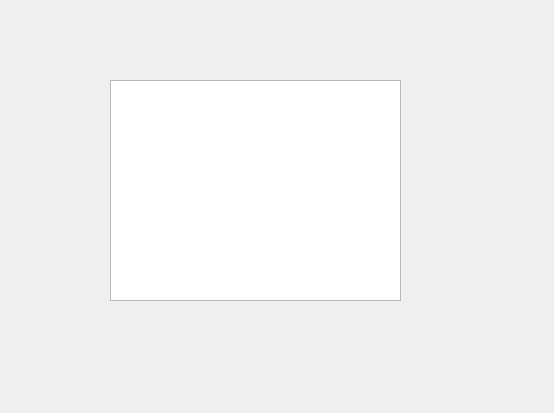
First picture: the form in phone_book/show_all.ui, repository amirsoleimani7/Qt_PhoneBook, before the edit.
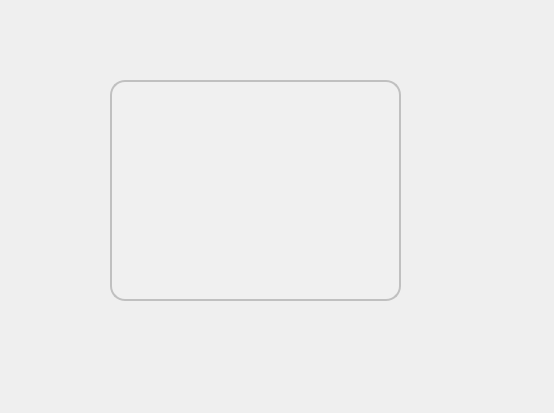
Second picture: the form after the edit.

Diff of the .ui file:
```diff
--- a/phone_book/show_all.ui
+++ b/phone_book/show_all.ui
@@ -22,6 +22,26 @@
      <height>221</height>
     </rect>
    </property>
+   <property name="styleSheet">
+    <string notr="true">QTextBrowser {
+    background-color: #F0F0F0; /* Background color */
+    border: 2px solid #C0C0C0; /* Border color */
+    border-radius: 15px; /* Curved corners */
+    color: #404040; /* Text color */
+    padding: 10px; /* Padding for content */
+    box-shadow: 2px 2px 5px rgba(0, 0, 0, 0.5); /* Shadow effect */
+    font-weight: bold; /* Set font to bold */
+}
+
+QTextBrowser::hover {
+    border: 2px solid #A0A0A0; /* Darker border on hover */
+}
+
+QTextBrowser::focus {
+    border: 2px solid #606060; /* Even darker border when focused */
+}
+</string>
+   </property>
   </widget>
  </widget>
  <resources/>
```
